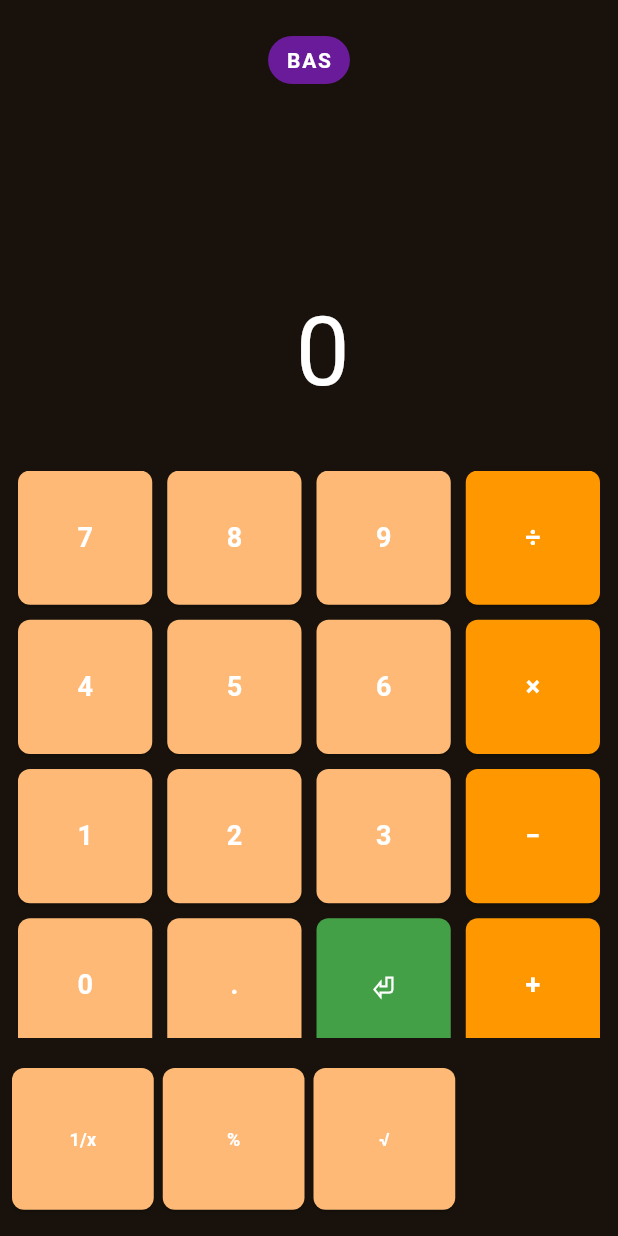
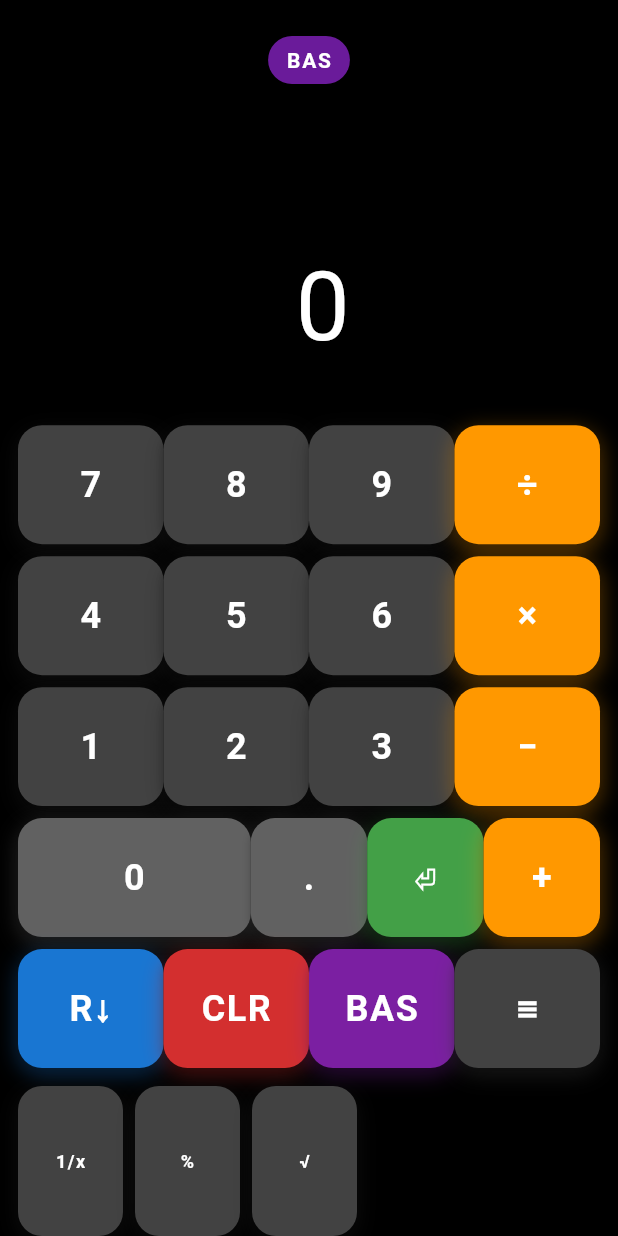
Before and after one commit to x0prc/PSCalc, a Flutter app: the screen it shows after launch, on a phone screen of 412 x 824 dp. Run offline on Flutter 3.47's test engine with Material 3 defaults, Android fonts, the phone set to English and light mode, and no system bars; our stand-ins replace decimal.

Commit message:
fix: bug fixes #6

```diff
--- a/src/lib/features/calculator/presentation/calc_screen.dart
+++ b/src/lib/features/calculator/presentation/calc_screen.dart
@@ -2,7 +2,7 @@
 import 'package:provider/provider.dart';
 import '../application/calc_controller.dart';
 import 'widgets/calc_display.dart';
-import '../../../shared/widgets/calc_button.dart';
+import 'widgets/calc_button.dart';
 
 class CalcScreen extends StatefulWidget {
   const CalcScreen({super.key});
@@ -11,186 +11,192 @@
   State<CalcScreen> createState() => _CalcScreenState();
 }
 
-class _CalcScreenState extends State<CalcScreen> {
+class _CalcScreenState extends State<CalcScreen> with TickerProviderStateMixin {
+  late AnimationController _pressController;
+  late Animation<double> _scaleAnimation;
+
+  @override
+  void initState() {
+    super.initState();
+    _pressController = AnimationController(
+      duration: const Duration(milliseconds: 100),
+      vsync: this,
+    );
+    _scaleAnimation = Tween<double>(begin: 1.0, end: 0.95).animate(
+      CurvedAnimation(parent: _pressController, curve: Curves.easeInOut),
+    );
+  }
+
+  @override
+  void dispose() {
+    _pressController.dispose();
+    super.dispose();
+  }
+
   @override
   Widget build(BuildContext context) {
     return Scaffold(
+      backgroundColor: Colors.black,
       body: Consumer<CalcController>(
         builder: (context, controller, child) {
-          return GestureDetector(
-            onHorizontalDragEnd: (details) {
-              final velocity = details.primaryVelocity!;
-              if (velocity.abs() > 500) {
-                velocity > 0
-                    ? controller.previousDomain()
-                    : controller.nextDomain();
-              }
-            },
-            onLongPress: () => controller.constantsMenu(), // π e menu
+          return SafeArea(
             child: Column(
               children: [
-                // DISPLAY
+                // DISPLAY (25% height)
                 Expanded(flex: 3, child: CalcDisplay(controller)),
 
-                // MAIN DIGIT PAD (4x5)
+                // MAIN KEYPAD (5x4 = 20 fixed buttons)
                 Expanded(
-                  flex: 4,
-                  child: Container(
-                    padding: const EdgeInsets.all(12),
-                    child: GridView.count(
-                      crossAxisCount: 4,
-                      crossAxisSpacing: 10,
-                      mainAxisSpacing: 10,
+                  flex: 5,
+                  child: Padding(
+                    padding: const EdgeInsets.all(12.0),
+                    child: Column(
                       children: [
-                        // 7 8 9 ÷
-                        CalcButton(
+                        // ROW 1: 7 8 9 ÷
+                        _buildButtonRow([
+                          _ButtonConfig(
                             label: '7',
                             onTap: () => controller.digit('7'),
                           ),
-                        CalcButton(
+                          _ButtonConfig(
                             label: '8',
                             onTap: () => controller.digit('8'),
                           ),
-                        CalcButton(
+                          _ButtonConfig(
                             label: '9',
                             onTap: () => controller.digit('9'),
                           ),
-                        CalcButton(
+                          _ButtonConfig(
                             label: '÷',
                             color: Colors.orange,
                             onTap: () => controller.operation('÷'),
                           ),
+                        ]),
 
-                        // 4 5 6 ×
-                        CalcButton(
+                        const SizedBox(height: 8),
+
+                        // ROW 2: 4 5 6 ×
+                        _buildButtonRow([
+                          _ButtonConfig(
                             label: '4',
                             onTap: () => controller.digit('4'),
                           ),
-                        CalcButton(
+                          _ButtonConfig(
                             label: '5',
                             onTap: () => controller.digit('5'),
                           ),
-                        CalcButton(
+                          _ButtonConfig(
                             label: '6',
                             onTap: () => controller.digit('6'),
                           ),
-                        CalcButton(
+                          _ButtonConfig(
                             label: '×',
                             color: Colors.orange,
                             onTap: () => controller.operation('×'),
                           ),
+                        ]),
 
-                        // 1 2 3 −
-                        CalcButton(
+                        const SizedBox(height: 8),
+
+                        // ROW 3: 1 2 3 −
+                        _buildButtonRow([
+                          _ButtonConfig(
                             label: '1',
                             onTap: () => controller.digit('1'),
                           ),
-                        CalcButton(
+                          _ButtonConfig(
                             label: '2',
                             onTap: () => controller.digit('2'),
                           ),
-                        CalcButton(
+                          _ButtonConfig(
                             label: '3',
                             onTap: () => controller.digit('3'),
                           ),
-                        CalcButton(
+                          _ButtonConfig(
                             label: '−',
                             color: Colors.orange,
                             onTap: () => controller.operation('−'),
                           ),
+                        ]),
 
-                        // 0 . ENTER +
-                        CalcButton(
+                        const SizedBox(height: 8),
+
+                        // ROW 4: 0 . ENTER +
+                        _buildButtonRow([
+                          _ButtonConfig(
                             label: '0',
+                            color: Colors.grey.shade700,
+                            onTap: () => controller.digit('0'),
                             flex: 2,
-                          onTap: () => controller.digit('0'),
                           ),
-                        CalcButton(
+                          _ButtonConfig(
                             label: '.',
-                          onTap: () => controller.decimalPoint(),
+                            color: Colors.grey.shade700,
+                            onTap: controller.decimalPoint,
                           ),
-                        CalcButton(
+                          _ButtonConfig(
                             label: '⏎',
                             color: Colors.green.shade600,
                             onTap: controller.enter,
                             fontSize: 20,
                           ),
-                        CalcButton(
+                          _ButtonConfig(
                             label: '+',
                             color: Colors.orange,
                             onTap: () => controller.operation('+'),
                           ),
+                        ]),
 
-                        // STACK + DOMAIN
-                        CalcButton(
+                        const SizedBox(height: 8),
+
+                        // ROW 5: STACK + CONTROL + DOMAIN
+                        _buildButtonRow([
+                          _ButtonConfig(
                             label: 'R↓',
-                          color: Colors.blue.shade600,
+                            color: Colors.blue.shade700,
                             onTap: controller.rollDown,
                           ),
-                        CalcButton(
-                          label: 'DUP',
-                          color: Colors.blue.shade500,
-                          onTap: controller.dup,
+                          _ButtonConfig(
+                            label: 'CLR',
+                            color: Colors.red.shade700,
+                            onTap: controller.clearAll,
                           ),
-                        CalcButton(
-                          label: 'SWP',
-                          color: Colors.blue.shade500,
-                          onTap: controller.swap,
-                        ),
-                        CalcButton(
+                          _ButtonConfig(
                             label: controller.currentDomain.shortLabel,
-                          color: Colors.purple,
+                            color: Colors.purple.shade700,
                             onTap: controller.cycleDomain,
                           ),
-
-                        // CONTROL
-                        CalcButton(
-                          label: 'CLR',
-                          color: Colors.red.shade600,
-                          onTap: controller.clearAll,
+                          _ButtonConfig(
+                            label: '≡',
+                            color: Colors.grey.shade800,
+                            onTap: controller.toggleHistory,
                           ),
-                        CalcButton(
-                          label: '⌫',
-                          color: Colors.red.shade400,
-                          onTap: controller.backspace,
-                        ),
-                        CalcButton(
-                          label: 'π',
-                          color: Colors.indigo,
-                          onTap: () => controller.constant('pi'),
-                        ),
-                        CalcButton(
-                          label: 'e',
-                          color: Colors.indigo,
-                          onTap: () => controller.constant('e'),
-                        ),
+                        ]),
                       ],
                     ),
                   ),
                 ),
 
-                // DOMAIN OPERATIONS (Dynamic 2x4 grid)
+                // DOMAIN OPS (scrollable if >8)
                 if (controller.currentOperations.isNotEmpty)
-                  Container(
-                    height: 120,
-                    padding: const EdgeInsets.all(8),
-                    child: GridView.count(
-                      crossAxisCount: 4,
-                      crossAxisSpacing: 6,
-                      mainAxisSpacing: 6,
-                      children: controller.currentOperations
-                          .take(8)
-                          .map(
-                            (op) => SizedBox(
-                              height: 28,
+                  SizedBox(
+                    height: 100,
+                    child: ListView.builder(
+                      scrollDirection: Axis.horizontal,
+                      padding: const EdgeInsets.symmetric(horizontal: 12),
+                      itemCount: controller.currentOperations.length,
+                      itemBuilder: (context, index) {
+                        final op = controller.currentOperations[index];
+                        return Padding(
+                          padding: const EdgeInsets.only(right: 8),
                           child: CalcButton(
                             label: op.label,
+                            size: 70,
                             fontSize: 12,
                             onTap: () => controller.executeDomainOp(op),
                           ),
-                            ),
-                          )
-                          .toList(),
+                        );
+                      },
                     ),
                   ),
               ],
@@ -200,4 +206,43 @@
       ),
     );
   }
+
+  Widget _buildButtonRow(List<_ButtonConfig> configs) {
+    return Expanded(
+      child: Row(
+        children: configs
+            .map(
+              (config) => Expanded(
+                flex: config.flex ?? 1,
+                child: CalcButton(
+                  label: config.label,
+                  color: config.color,
+                  fontSize: config.fontSize ?? 24,
+                  onTap: config.onTap,
+                  onLongPress: config.onLongPress,
+                ),
+              ),
+            )
+            .toList(),
+      ),
+    );
   }
+}
+
+class _ButtonConfig {
+  final String label;
+  final Color? color;
+  final VoidCallback? onTap;
+  final VoidCallback? onLongPress;
+  final double? fontSize;
+  final int? flex;
+
+  const _ButtonConfig({
+    required this.label,
+    this.onTap,
+    this.color,
+    this.onLongPress,
+    this.fontSize,
+    this.flex,
+  });
+}
--- a/src/lib/features/calculator/presentation/widgets/calc_button.dart
+++ b/src/lib/features/calculator/presentation/widgets/calc_button.dart
@@ -1,52 +1,110 @@
 import 'package:flutter/material.dart';
 
-class CalcButton extends StatelessWidget {
+class CalcButton extends StatefulWidget {
   final String label;
   final VoidCallback? onTap;
+  final VoidCallback? onLongPress;
   final Color? color;
-  final double? fontSize;
-  final int? flex;
+  final double fontSize;
   final double size;
 
   const CalcButton({
     super.key,
     required this.label,
     this.onTap,
+    this.onLongPress,
     this.color,
-    this.fontSize,
-    this.flex,
+    this.fontSize = 24,
     this.size = 80,
   });
 
   @override
+  State<CalcButton> createState() => _CalcButtonState();
+}
+
+class _CalcButtonState extends State<CalcButton>
+    with SingleTickerProviderStateMixin {
+  late AnimationController _controller;
+  late Animation<double> _scaleAnimation;
+
+  @override
+  void initState() {
+    super.initState();
+    _controller = AnimationController(
+      duration: const Duration(milliseconds: 120),
+      vsync: this,
+    );
+    _scaleAnimation = Tween(
+      begin: 1.0,
+      end: 0.93,
+    ).animate(CurvedAnimation(parent: _controller, curve: Curves.easeOutBack));
+  }
+
+  @override
+  void dispose() {
+    _controller.dispose();
+    super.dispose();
+  }
+
+  void _onTapDown(TapDownDetails details) {
+    _controller.forward();
+  }
+
+  void _onTapUp(TapUpDetails details) {
+    _controller.reverse().then((_) {
+      widget.onTap?.call();
+    });
+  }
+
+  @override
   Widget build(BuildContext context) {
     return GestureDetector(
-      onTap: onTap,
+      onTapDown: widget.onTap != null ? _onTapDown : null,
+      onTapUp: widget.onTap != null ? _onTapUp : null,
+      onTapCancel: () => _controller.reverse(),
+      onLongPress: widget.onLongPress,
+      child: AnimatedBuilder(
+        animation: _scaleAnimation,
+        builder: (context, child) {
+          return Transform.scale(
+            scale: _scaleAnimation.value,
             child: Container(
-        height: size,
-        width: size,
+              width: widget.size,
+              height: widget.size,
               decoration: BoxDecoration(
-          color: color ?? Colors.grey.shade800,
-          borderRadius: BorderRadius.circular(12),
+                color: widget.color ?? Colors.grey.shade800,
+                borderRadius: BorderRadius.circular(16),
                 boxShadow: [
                   BoxShadow(
-              color: (color ?? Colors.grey).withOpacity(0.3),
+                    color: (widget.color ?? Colors.grey.shade900).withOpacity(
+                      0.4,
+                    ),
+                    offset: const Offset(0, 4),
+                    blurRadius: 12,
+                    spreadRadius: 0,
+                  ),
+                  BoxShadow(
+                    color: Colors.black.withOpacity(0.2),
+                    offset: const Offset(0, 2),
                     blurRadius: 4,
-              offset: const Offset(0, 2),
                   ),
                 ],
               ),
               child: Center(
                 child: Text(
-            label,
+                  widget.label,
                   style: TextStyle(
+                    fontSize: widget.fontSize,
+                    fontWeight: FontWeight.w600,
                     color: Colors.white,
-              fontSize: fontSize ?? 24,
-              fontWeight: FontWeight.w500,
+                    letterSpacing: 1.0,
                   ),
                 ),
               ),
             ),
           );
+        },
+      ),
+    );
   }
 }
```
Lines whose indentation alone changed are shown as unchanged.
